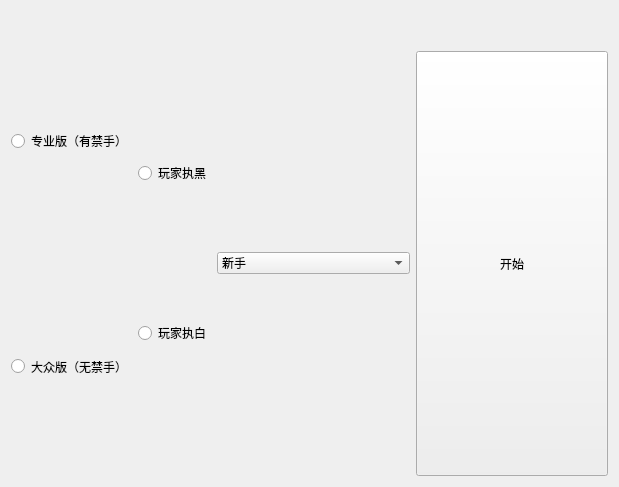
alien-wxr-xx/SunGomoku, file SunGomoku/xrUI/xrhall.ui: the form before one commit.
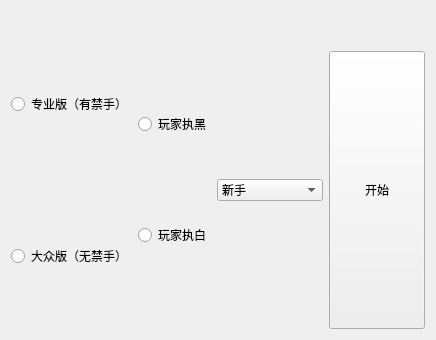
The form after the commit. Icons and pictures are not drawn.

Diff of the .ui file:
```diff
--- a/SunGomoku/xrUI/xrhall.ui
+++ b/SunGomoku/xrUI/xrhall.ui
@@ -6,8 +6,8 @@
    <rect>
     <x>0</x>
     <y>0</y>
-    <width>619</width>
-    <height>487</height>
+    <width>436</width>
+    <height>340</height>
    </rect>
   </property>
   <property name="windowTitle">
```
